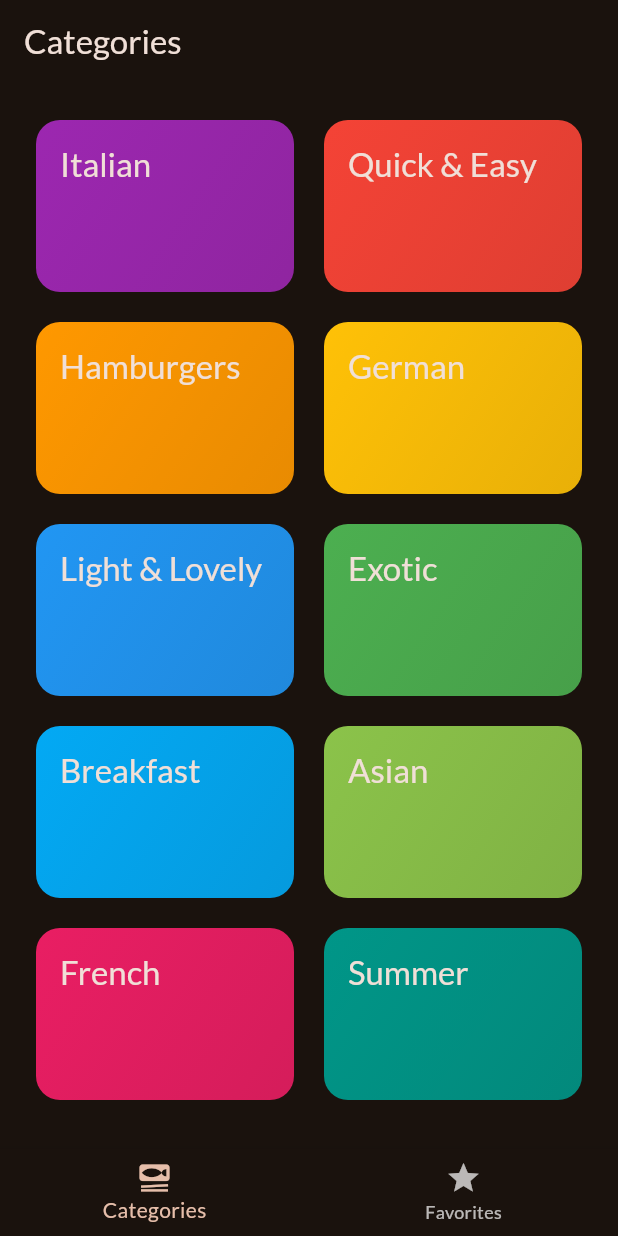
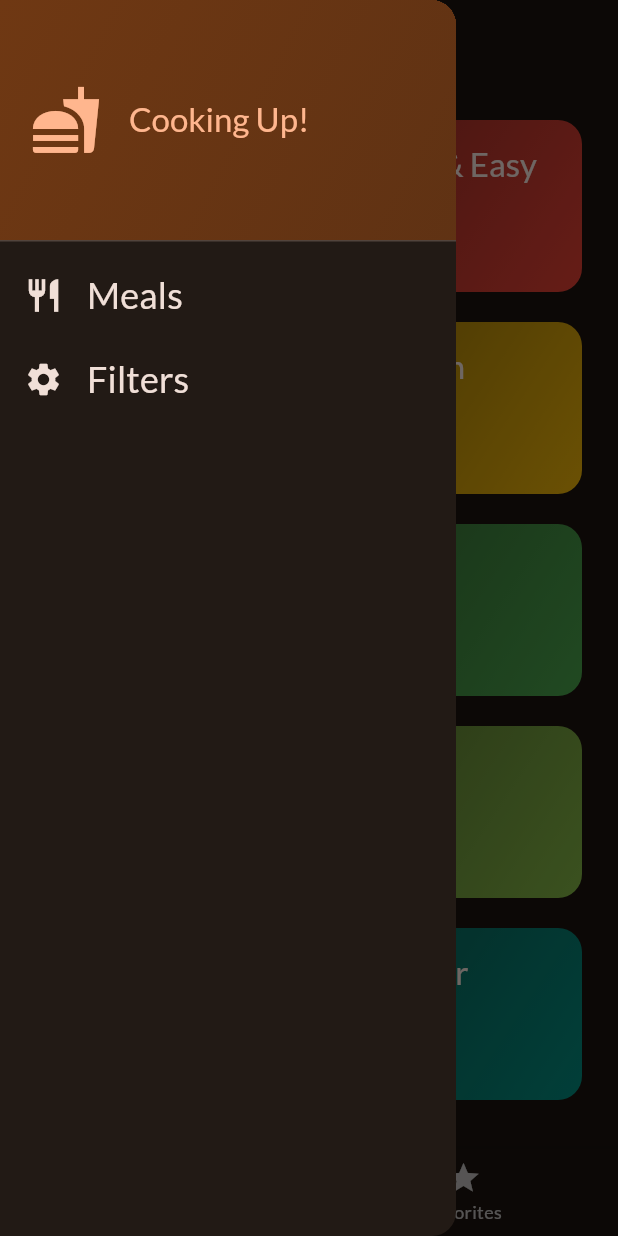
Before and after one commit to shashikantkaushik/Meals-App-Flutter, a Flutter app: the screen it shows after launch, with the side drawer open (before the commit the screen has no drawer), on a phone screen of 412 x 824 dp. Run offline on Flutter 3.47's test engine with Material 2 defaults, Android fonts, the phone set to English and light mode, and no system bars; our stand-ins replace flutter_riverpod, google_fonts, riverpod, transparent_image.

Commit message:
favourites, steps, ui, logic

```diff
--- a/lib/main.dart
+++ b/lib/main.dart
@@ -1,4 +1,5 @@
 import 'package:flutter/material.dart';
+import 'package:flutter_riverpod/flutter_riverpod.dart';
 import 'package:google_fonts/google_fonts.dart';
 
 import 'package:meals/screens/tabs.dart';
@@ -14,7 +15,7 @@ final theme = ThemeData(
 );
 
 void main() {
-  runApp(const App());
+  runApp(ProviderScope(child: const App()));
 }
 
 class App extends StatelessWidget {
--- /dev/null
+++ b/lib/providers/meals_provider.dart
@@ -0,0 +1,5 @@
+import 'package:meals/data/dummy_data.dart';
+import 'package:flutter_riverpod/flutter_riverpod.dart';
+final mealsProvider=Provider((ref){
+  return dummyMeals;
+});
--- a/lib/screens/categories.dart
+++ b/lib/screens/categories.dart
@@ -7,12 +7,17 @@ import 'package:meals/screens/meals.dart';
 import 'package:meals/models/category.dart';
 
 class CategoriesScreen extends StatelessWidget {
-  const CategoriesScreen({super.key, required this.onToggleFavorite});
+  const CategoriesScreen({
+    super.key,
 
-  final void Function(Meal meal) onToggleFavorite;
+    required this.availableMeals,
+  });
+
+
+  final List<Meal> availableMeals;
 
   void _selectCategory(BuildContext context, Category category) {
-    final filteredMeals = dummyMeals
+    final filteredMeals = availableMeals
         .where((meal) => meal.categories.contains(category.id))
         .toList();
 
@@ -21,7 +26,7 @@ class CategoriesScreen extends StatelessWidget {
         builder: (ctx) => MealsScreen(
           title: category.title,
           meals: filteredMeals,
-          onToggleFavorite: onToggleFavorite,
+
         ),
       ),
     ); // Navigator.push(context, route)
--- a/lib/screens/meals.dart
+++ b/lib/screens/meals.dart
@@ -9,19 +9,19 @@ class MealsScreen extends StatelessWidget {
     super.key,
     this.title,
     required this.meals,
-    required this.onToggleFavorite,
+
   });
 
   final String? title;
   final List<Meal> meals;
-  final void Function(Meal meal) onToggleFavorite;
+
 
   void selectMeal(BuildContext context, Meal meal) {
     Navigator.of(context).push(
       MaterialPageRoute(
         builder: (ctx) => MealDetailsScreen(
           meal: meal,
-          onToggleFavorite: onToggleFavorite,
+
         ),
       ),
     );
--- a/lib/screens/tabs.dart
+++ b/lib/screens/tabs.dart
@@ -1,37 +1,58 @@
 import 'package:flutter/material.dart';
-
+import 'package:flutter_riverpod/flutter_riverpod.dart';
+import 'package:meals/providers/meals_provider.dart';
+//import 'package:meals/data/dummy_data.dart';
 import 'package:meals/models/meal.dart';
 import 'package:meals/screens/categories.dart';
+import 'package:meals/screens/filters.dart';
 import 'package:meals/screens/meals.dart';
+import 'package:meals/widgets/main_drawer.dart';
+import 'package:meals/providers/favourite_provider.dart';
+const kInitialFilters = {
+  Filter.glutenFree: false,
+  Filter.lactoseFree: false,
+  Filter.vegetarian: false,
+  Filter.vegan: false
+};
 
-class TabsScreen extends StatefulWidget {
+class TabsScreen extends ConsumerStatefulWidget{
   const TabsScreen({super.key});
 
   @override
-  State<TabsScreen> createState() {
+  ConsumerState<TabsScreen> createState() {
     return _TabsScreenState();
   }
 }
 
-class _TabsScreenState extends State<TabsScreen> {
+class _TabsScreenState extends ConsumerState<TabsScreen> {
   int _selectedPageIndex = 0;
-  final List<Meal> _favoriteMeals = [];
 
-  void _toggleMealFavoriteStatus(Meal meal) {
-    final isExisting = _favoriteMeals.contains(meal);
+  Map<Filter, bool> _selectedFilters = kInitialFilters;
 
-    if (isExisting) {
-      setState(() {
-        _favoriteMeals.remove(meal);
-      });
+  void _showInfoMessage(String message) {
+    ScaffoldMessenger.of(context).clearSnackBars();
+    ScaffoldMessenger.of(context).showSnackBar(
+      SnackBar(
+        content: Text(message),
+      ),
+    );
+  }
 
-    } else {
-      setState(() {
-        _favoriteMeals.add(meal);
-      });
-
-    }
-  }
+  // void _toggleMealFavoriteStatus(Meal meal) {
+  //   final isExisting = _favoriteMeals.contains(meal);
+  //
+  //   if (isExisting) {
+  //     setState(() {
+  //       _favoriteMeals.remove(meal);
+  //     });
+  //     _showInfoMessage('Meal is no longer a favorite.');
+  //   } else {
+  //     setState(() {
+  //       _favoriteMeals.add(meal);
+  //       _showInfoMessage('Marked as a favorite!');
+  //     });
+  //   }
+  // }
 
   void _selectPage(int index) {
     setState(() {
@@ -39,17 +60,53 @@ class _TabsScreenState extends State<TabsScreen> {
     });
   }
 
+  void _setScreen(String identifier) async {
+    Navigator.of(context).pop();
+    if (identifier == 'filters') {
+      final result = await Navigator.of(context).push<Map<Filter, bool>>(
+        MaterialPageRoute(
+          builder: (ctx) => FiltersScreen(
+            currentFilters: _selectedFilters,
+          ),
+        ),
+      );
+
+      setState(() {
+        _selectedFilters = result ?? kInitialFilters;
+      });
+    }
+  }
+
   @override
   Widget build(BuildContext context) {
+    final meals=ref.watch(mealsProvider);
+    final availableMeals = meals.where((meal) {
+      if (_selectedFilters[Filter.glutenFree]! && !meal.isGlutenFree) {
+        return false;
+      }
+      if (_selectedFilters[Filter.lactoseFree]! && !meal.isLactoseFree) {
+        return false;
+      }
+      if (_selectedFilters[Filter.vegetarian]! && !meal.isVegetarian) {
+        return false;
+      }
+      if (_selectedFilters[Filter.vegan]! && !meal.isVegan) {
+        return false;
+      }
+      return true;
+    }).toList();
+
     Widget activePage = CategoriesScreen(
-      onToggleFavorite: _toggleMealFavoriteStatus,
+
+      availableMeals: availableMeals,
     );
     var activePageTitle = 'Categories';
 
     if (_selectedPageIndex == 1) {
+      final favouriteMeal=ref.watch(favouriteMealProvider);
       activePage = MealsScreen(
-        meals: _favoriteMeals,
-        onToggleFavorite: _toggleMealFavoriteStatus,
+        meals: favouriteMeal,
+
       );
       activePageTitle = 'Your Favorites';
     }
@@ -57,6 +114,9 @@ class _TabsScreenState extends State<TabsScreen> {
     return Scaffold(
       appBar: AppBar(
         title: Text(activePageTitle),
+      ),
+      drawer: MainDrawer(
+        onSelectScreen: _setScreen,
       ),
       body: activePage,
       bottomNavigationBar: BottomNavigationBar(
--- a/lib/widgets/category_grid_item.dart
+++ b/lib/widgets/category_grid_item.dart
@@ -1,12 +1,17 @@
 import 'package:flutter/material.dart';
-import '../models/category.dart';
+
+import 'package:meals/models/category.dart';
 
 class CategoryGridItem extends StatelessWidget {
+  const CategoryGridItem({
+    super.key,
+    required this.category,
+    required this.onSelectCategory,
+  });
 
-
-  CategoryGridItem({super.key, required this.category,required this.onSelectCategory});
   final Category category;
   final void Function() onSelectCategory;
+
   @override
   Widget build(BuildContext context) {
     return InkWell(
@@ -14,23 +19,23 @@ class CategoryGridItem extends StatelessWidget {
       splashColor: Theme.of(context).primaryColor,
       borderRadius: BorderRadius.circular(16),
       child: Container(
-        padding: EdgeInsets.all(16),
+        padding: const EdgeInsets.all(16),
         decoration: BoxDecoration(
             borderRadius: BorderRadius.circular(16),
             gradient: LinearGradient(
-      colors:[
-        category.color..withOpacity(0.55),
+              colors: [
+                category.color.withOpacity(0.55),
                 category.color.withOpacity(0.9),
               ],
               begin: Alignment.topLeft,
               end: Alignment.bottomRight,
-  )
-),
-        child: Text(category.title,
+            )),
+        child: Text(
+          category.title,
           style: Theme.of(context).textTheme.titleLarge!.copyWith(
             color: Theme.of(context).colorScheme.onBackground,
-
-        ),),
+          ),
+        ),
       ),
     );
   }
--- /dev/null
+++ b/lib/widgets/main_drawer.dart
@@ -0,0 +1,83 @@
+import 'package:flutter/material.dart';
+
+class MainDrawer extends StatelessWidget {
+  const MainDrawer({super.key, required this.onSelectScreen});
+
+  final void Function(String identifier) onSelectScreen;
+
+  @override
+  Widget build(BuildContext context) {
+    return Drawer(
+      child: Column(
+        children: [
+          DrawerHeader(
+            padding: const EdgeInsets.all(20),
+            decoration: BoxDecoration(
+              gradient: LinearGradient(
+                colors: [
+                  Theme.of(context).colorScheme.primaryContainer,
+                  Theme.of(context)
+                      .colorScheme
+                      .primaryContainer
+                      .withOpacity(0.8),
+                ],
+                begin: Alignment.topLeft,
+                end: Alignment.bottomRight,
+              ),
+            ),
+            child: Row(
+              children: [
+                Icon(
+                  Icons.fastfood,
+                  size: 48,
+                  color: Theme.of(context).colorScheme.primary,
+                ),
+                const SizedBox(width: 18),
+                Text(
+                  'Cooking Up!',
+                  style: Theme.of(context).textTheme.titleLarge!.copyWith(
+                    color: Theme.of(context).colorScheme.primary,
+                  ),
+                ),
+              ],
+            ),
+          ),
+          ListTile(
+            leading: Icon(
+              Icons.restaurant,
+              size: 26,
+              color: Theme.of(context).colorScheme.onBackground,
+            ),
+            title: Text(
+              'Meals',
+              style: Theme.of(context).textTheme.titleSmall!.copyWith(
+                color: Theme.of(context).colorScheme.onBackground,
+                fontSize: 24,
+              ),
+            ),
+            onTap: () {
+              onSelectScreen('meals');
+            },
+          ),
+          ListTile(
+            leading: Icon(
+              Icons.settings,
+              size: 26,
+              color: Theme.of(context).colorScheme.onBackground,
+            ),
+            title: Text(
+              'Filters',
+              style: Theme.of(context).textTheme.titleSmall!.copyWith(
+                color: Theme.of(context).colorScheme.onBackground,
+                fontSize: 24,
+              ),
+            ),
+            onTap: () {
+              onSelectScreen('filters');
+            },
+          ),
+        ],
+      ),
+    );
+  }
+}
--- a/pubspec.yaml
+++ b/pubspec.yaml
@@ -37,6 +37,8 @@ dependencies:
   cupertino_icons: ^1.0.2
   google_fonts: ^4.0.4
   transparent_image: ^2.0.1
+  flutter_riverpod: ^2.3.6
+
 
 dev_dependencies:
   flutter_test:
```
Also changed, not shown: lib/providers/favourite_provider.dart (added, +21 -0 lines), lib/providers/filters_provider.dart (added, +7 -0 lines), lib/screens/filters.dart (added, +162 -0 lines), lib/screens/meal_details.dart (+8 -7 lines), lib/widgets/meal_item_trait.dart (+26 -15 lines), pubspec.lock. Lines whose indentation alone changed are shown as unchanged.
